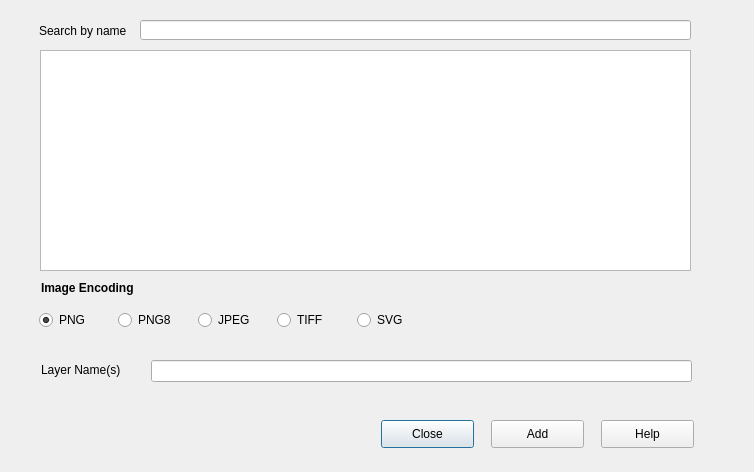
Old version of the form bhuvan_web_services_dialog_base.ui in the repository brenykurien/bhuvan_web_services.
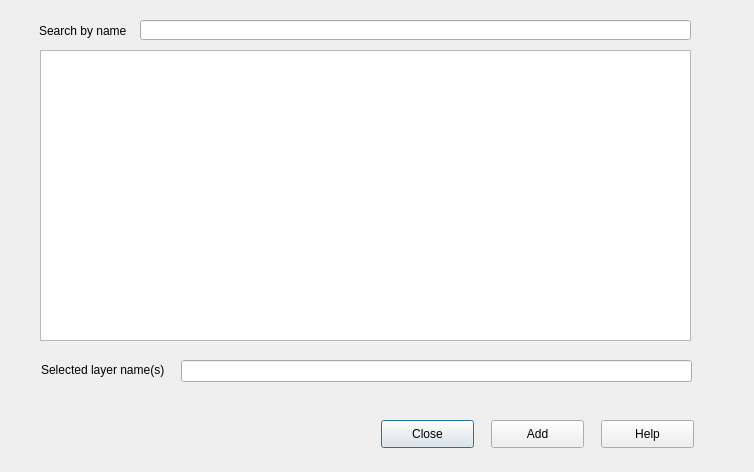
New version of the form.

Commit message: ui and qgis loading option added

```diff
--- a/bhuvan_web_services_dialog_base.ui
+++ b/bhuvan_web_services_dialog_base.ui
@@ -57,100 +57,31 @@
     <rect>
      <x>41</x>
      <y>360</y>
-     <width>101</width>
+     <width>141</width>
      <height>20</height>
     </rect>
    </property>
    <property name="text">
-    <string>Layer Name(s)</string>
+    <string>Selected layer name(s)</string>
    </property>
   </widget>
   <widget class="QLineEdit" name="layer_name_box">
    <property name="geometry">
     <rect>
-     <x>151</x>
+     <x>181</x>
      <y>360</y>
-     <width>541</width>
+     <width>511</width>
      <height>22</height>
     </rect>
    </property>
   </widget>
-  <widget class="QLabel" name="image_encoding_label">
-   <property name="geometry">
-    <rect>
-     <x>41</x>
-     <y>280</y>
-     <width>141</width>
-     <height>16</height>
-    </rect>
-   </property>
-   <property name="font">
-    <font>
-     <weight>75</weight>
-     <bold>true</bold>
-    </font>
-   </property>
-   <property name="text">
-    <string>Image Encoding</string>
-   </property>
-  </widget>
-  <widget class="QWidget" name="horizontalLayoutWidget">
-   <property name="geometry">
-    <rect>
-     <x>39</x>
-     <y>300</y>
-     <width>391</width>
-     <height>41</height>
-    </rect>
-   </property>
-   <layout class="QHBoxLayout" name="horizontalLayout">
-    <item>
-     <widget class="QRadioButton" name="png_rb">
-      <property name="text">
-       <string>PNG</string>
-      </property>
-      <property name="checked">
-       <bool>true</bool>
-      </property>
-     </widget>
-    </item>
-    <item>
-     <widget class="QRadioButton" name="png8_rb">
-      <property name="text">
-       <string>PNG8</string>
-      </property>
-     </widget>
-    </item>
-    <item>
-     <widget class="QRadioButton" name="jpeg_rb">
-      <property name="text">
-       <string>JPEG</string>
-      </property>
-     </widget>
-    </item>
-    <item>
-     <widget class="QRadioButton" name="tiff_rb">
-      <property name="text">
-       <string>TIFF</string>
-      </property>
-     </widget>
-    </item>
-    <item>
-     <widget class="QRadioButton" name="svg_rb">
-      <property name="text">
-       <string>SVG</string>
-      </property>
-     </widget>
-    </item>
-   </layout>
-  </widget>
   <widget class="QTableWidget" name="table_widget">
    <property name="geometry">
     <rect>
      <x>40</x>
      <y>50</y>
      <width>651</width>
-     <height>221</height>
+     <height>291</height>
     </rect>
    </property>
   </widget>
```
The commit also changes 1 other file.
